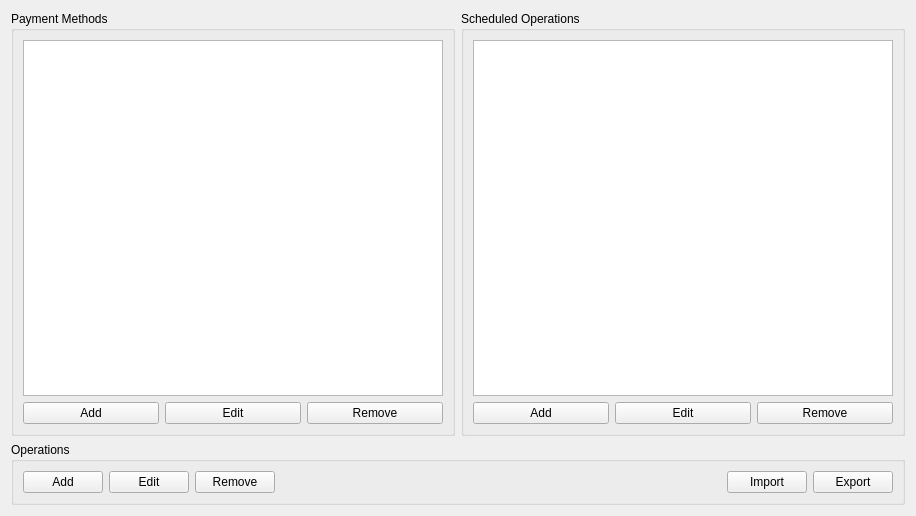
Above: ui/viewers/accountviewer.ui from koromodako/picsou before the change. Below: the same form after it.
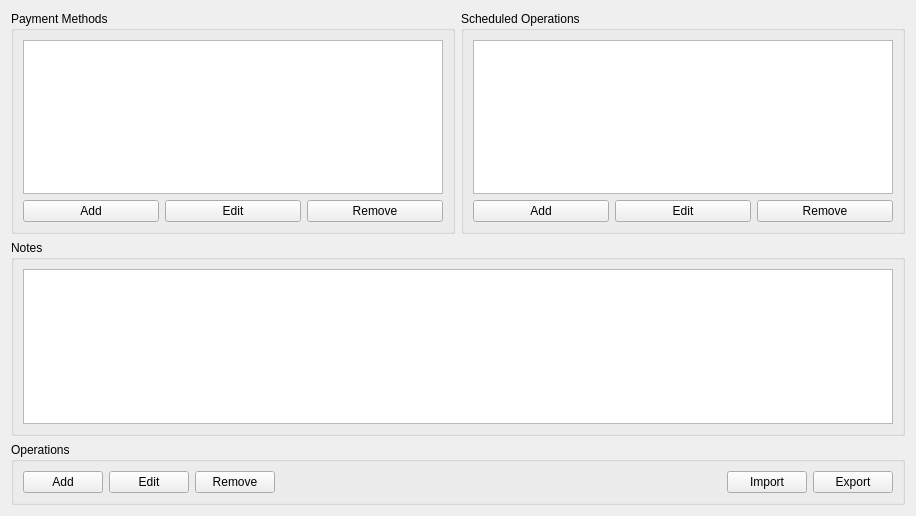
That is the form after the change. Icons and pictures are not drawn.

Diff of the .ui file:
```diff
--- a/ui/viewers/accountviewer.ui
+++ b/ui/viewers/accountviewer.ui
@@ -132,6 +132,22 @@
      </item>
     </layout>
    </item>
+   <item>
+    <widget class="QGroupBox" name="notes_group">
+     <property name="title">
+      <string>Notes</string>
+     </property>
+     <layout class="QVBoxLayout" name="verticalLayout_4">
+      <item>
+       <widget class="QPlainTextEdit" name="notes">
+        <property name="readOnly">
+         <bool>true</bool>
+        </property>
+       </widget>
+      </item>
+     </layout>
+    </widget>
+   </item>
    <item>
     <widget class="QGroupBox" name="ops_group">
      <property name="title">
```
